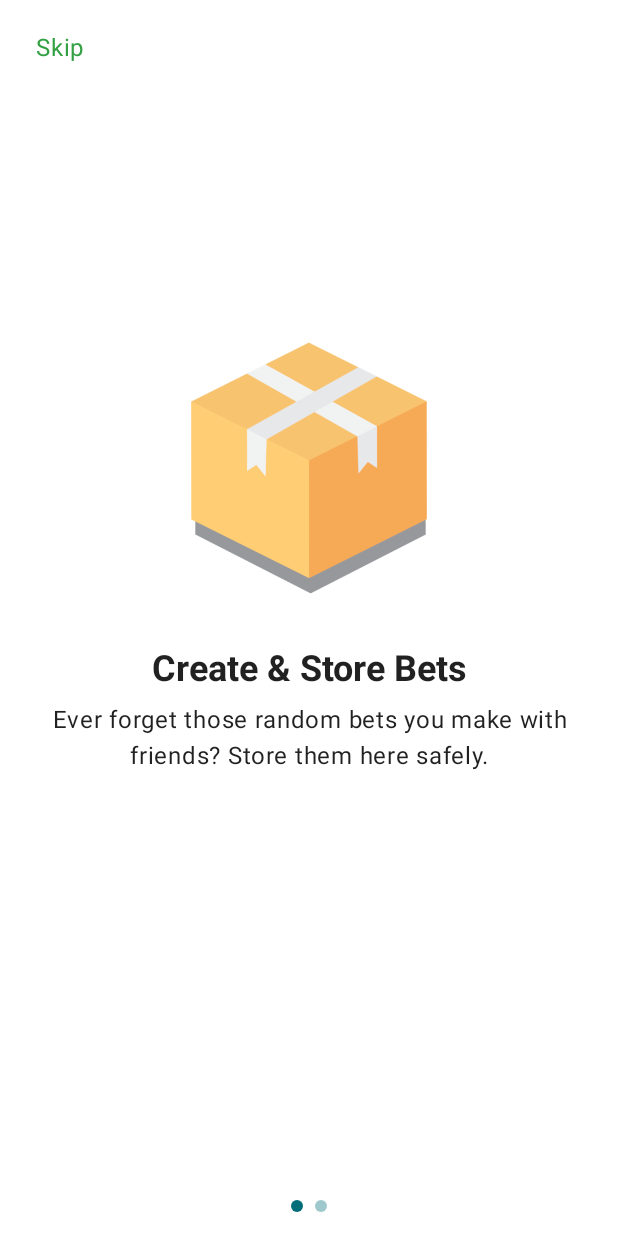
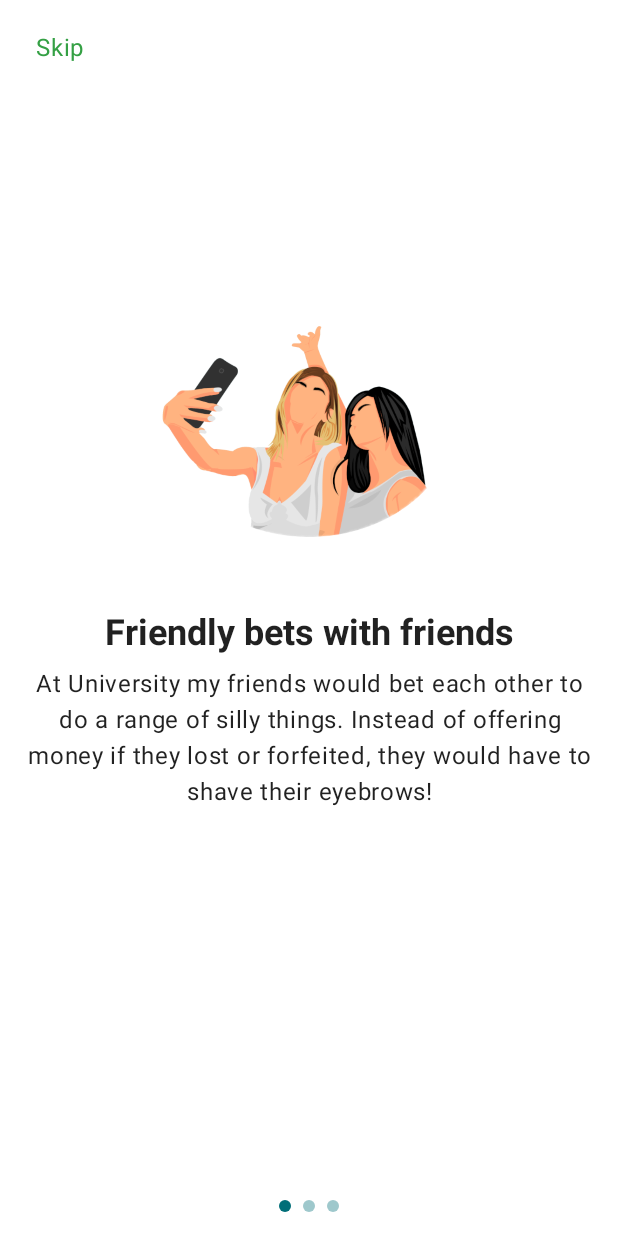
Before and after one commit to bradleytenuta/eyebrows, an Android app built with Jetpack Compose: the @Preview function WelcomePreview, on a phone screen of 412 x 824 dp. Run offline under Robolectric (Android 15) with nearby library versions, the phone set to English and light mode, and no system bars; our stand-ins replace accompanist.

Commit message:
Added new welcome page

```diff
--- a/app/src/main/java/com/ddairy/eyebrows/EyebrowsActivity.kt
+++ b/app/src/main/java/com/ddairy/eyebrows/EyebrowsActivity.kt
@@ -22,7 +22,6 @@ import kotlin.time.ExperimentalTime
 // TODO: Look into notifications for when deadline is reached for eyebrow.
 // TODO: Improve app to work in Landscape mode. Then enable landscape mode.
 // TODO: Add other language support.
-// TODO: Add another welcome page explaining the origin of eyebrows.
 /**
  * Class that runs the application.
  */
--- a/app/src/main/java/com/ddairy/eyebrows/ui/welcome/WelcomeScreen.kt
+++ b/app/src/main/java/com/ddairy/eyebrows/ui/welcome/WelcomeScreen.kt
@@ -32,11 +32,16 @@ fun WelcomeScreen(
         WelcomePage(
             stringResource(R.string.welcome_page_1_title),
             stringResource(R.string.welcome_page_1_text),
-            R.drawable.box
+            R.drawable.friends
         ),
         WelcomePage(
             stringResource(R.string.welcome_page_2_title),
             stringResource(R.string.welcome_page_2_text),
+            R.drawable.box
+        ),
+        WelcomePage(
+            stringResource(R.string.welcome_page_3_title),
+            stringResource(R.string.welcome_page_3_text),
             R.drawable.alarm
         )
     )
--- a/app/src/main/res/values/strings.xml
+++ b/app/src/main/res/values/strings.xml
@@ -3,7 +3,7 @@
     <string name="privacy_policy_url">https://ddairy978990818.wordpress.com/</string>
 
     <!-- Eyebrow - Navbar -->
-    <string name="eyebrow_nav_bar_title">I bet Eyebrows...</string>
+    <string name="eyebrow_nav_bar_title">I Bet Eyebrows...</string>
     <string name="eyebrow_nav_bar_cancel">Cancel</string>
 
     <!-- Eyebrows - Page -->
@@ -68,8 +68,10 @@
     <!-- Welcome - Page -->
     <string name="welcome_start_button">Get Started</string>
     <string name="welcome_skip_button">Skip</string>
-    <string name="welcome_page_1_title">Create &amp; Store Bets</string>
-    <string name="welcome_page_1_text">Ever forget those random bets you make with friends? Store them here safely.</string>
-    <string name="welcome_page_2_title">Track With Ease</string>
-    <string name="welcome_page_2_text">Set deadlines for your bets to put the pressure on.</string>
+    <string name="welcome_page_1_title">Friendly bets with friends</string>
+    <string name="welcome_page_1_text">At University my friends would bet each other to do a range of silly things. Instead of offering money if they lost or forfeited, they would have to shave their eyebrows!</string>
+    <string name="welcome_page_2_title">Create &amp; Store Bets</string>
+    <string name="welcome_page_2_text">A safe place to store your eyebrow bets. Don\'t worry though, you create the rules, you don\'t have to bet your eyebrows if you don\'t want to.</string>
+    <string name="welcome_page_3_title">Track With Ease</string>
+    <string name="welcome_page_3_text">Set deadlines for your eyebrow bets to put the pressure on your friends.</string>
 </resources>
```
Also changed, not shown: app/src/main/res/drawable/friends.png (added), 1 other file.
